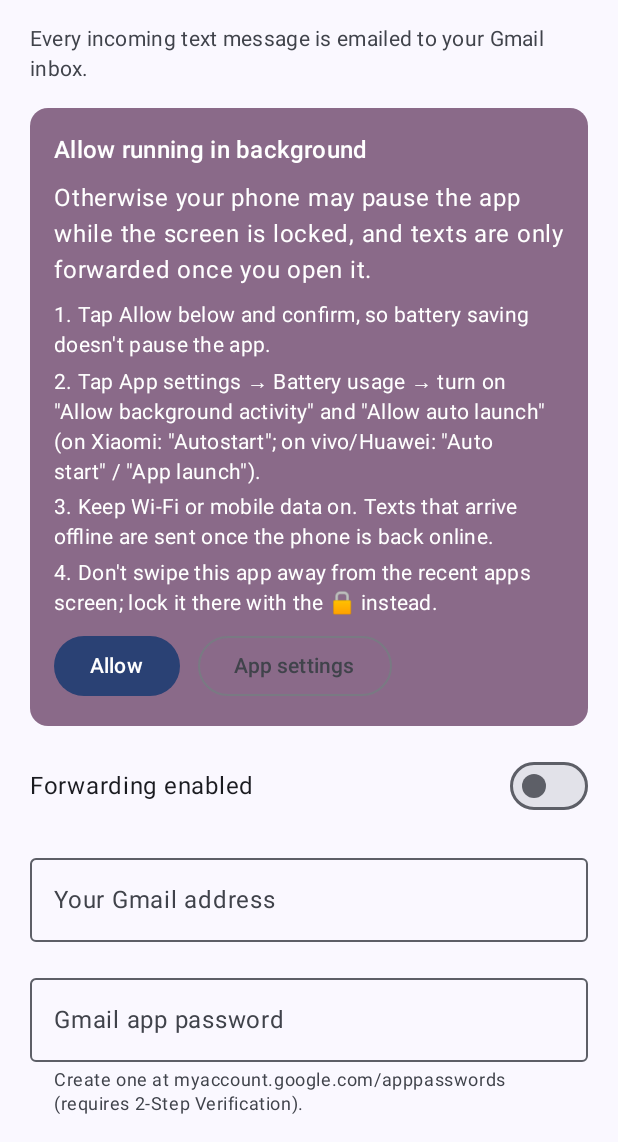
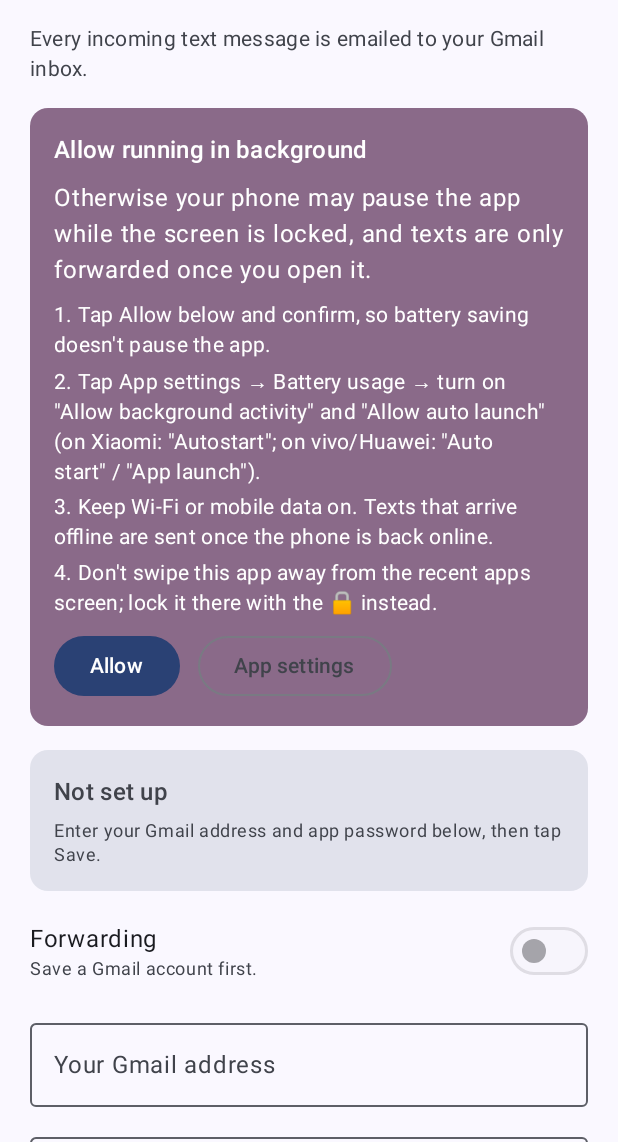
Before and after one commit to codeeatsleep2nd/AutoMsgForward, an Android app built with Jetpack Compose: the screen it shows after launch (MainActivity), on a phone screen of 412 x 824 dp, the part 94-1236 px from its top. Run offline under Robolectric (Android 15) with nearby library versions, the phone set to English and light mode, and no system bars; libraries missing offline, so code that uses them is left out: javax.mail; pictures from the network do not load; 1 statement that could not run was skipped.

Commit message:
feat: show whether the saved Gmail account works
After saving an account the screen gave no lasting sign that it was saved
or that Gmail accepted it. Add an account status card (not set up, saved
but unverified, connected, login rejected, forwarding off), driven by the
last Gmail login result from test emails and real forwards. The result is
keyed to a hash of the address and app password, so changing either
resets it.

The form now folds into the card once saved (Change / Cancel), shows
"Unsaved changes", and only enables Save when something changed. The
Forwarding switch applies immediately, and saving the first account turns
forwarding on.

Co-Authored-By: Claude Opus 5.5 <noreply@anthropic.com>

```diff
--- /dev/null
+++ b/app/src/main/java/com/automsgforward/data/AccountStatus.kt
@@ -0,0 +1,46 @@
+package com.automsgforward.data
+
+import java.security.MessageDigest
+
+/** What the settings screen tells the user about the saved Gmail account. */
+sealed interface AccountStatus {
+    data object NotSetUp : AccountStatus
+    data class Paused(val gmail: String, val recipient: String) : AccountStatus
+    data class Unverified(val gmail: String, val recipient: String) : AccountStatus
+    data class Verified(val gmail: String, val recipient: String, val verifiedAtMillis: Long) : AccountStatus
+    data class LoginFailed(val gmail: String, val recipient: String) : AccountStatus
+}
+
+/** Outcome of the last Gmail login (a test email or a real forward) for one account. */
+data class LoginCheck(val fingerprint: String, val atMillis: Long, val succeeded: Boolean)
+
+fun accountStatus(saved: ForwardSettings, lastCheck: LoginCheck?): AccountStatus {
+    if (!saved.isConfigured) return AccountStatus.NotSetUp
+    val gmail = saved.gmailAddress.trim()
+    val recipient = saved.effectiveRecipient.trim()
+    if (!saved.enabled) return AccountStatus.Paused(gmail, recipient)
+
+    val check = lastCheck?.takeIf { it.fingerprint == accountFingerprint(saved) }
+    return when {
+        check == null -> AccountStatus.Unverified(gmail, recipient)
+        check.succeeded -> AccountStatus.Verified(gmail, recipient, check.atMillis)
+        else -> AccountStatus.LoginFailed(gmail, recipient)
+    }
+}
+
+/**
+ * Identifies a Gmail login (address + app password) so a check stops applying once either
+ * changes. Hashed so the password itself is never stored in the clear.
+ */
+fun accountFingerprint(settings: ForwardSettings): String {
+    val login = settings.gmailAddress.trim().lowercase() + "\n" + normalizeAppPassword(settings.appPassword)
+    return MessageDigest.getInstance("SHA-256")
+        .digest(login.toByteArray(Charsets.UTF_8))
+        .joinToString("") { "%02x".format(it) }
+}
+
+/** True when the form's account fields differ from what is saved. Ignores the on/off switch. */
+fun hasUnsavedChanges(saved: ForwardSettings, form: ForwardSettings): Boolean =
+    saved.gmailAddress.trim() != form.gmailAddress.trim() ||
+        normalizeAppPassword(saved.appPassword) != normalizeAppPassword(form.appPassword) ||
+        saved.recipient.trim() != form.recipient.trim()
--- a/app/src/main/java/com/automsgforward/data/SettingsRepository.kt
+++ b/app/src/main/java/com/automsgforward/data/SettingsRepository.kt
@@ -55,10 +55,31 @@ class SettingsRepository(context: Context) {
         prefs.edit().putString(KEY_FORWARDED, updated.joinToString(KEY_SEPARATOR)).commit()
     }
 
-    fun statusFlow(): Flow<String> = callbackFlow {
-        trySend(prefs.getString(KEY_STATUS, NO_STATUS) ?: NO_STATUS)
-        val listener = SharedPreferences.OnSharedPreferenceChangeListener { p, key ->
-            if (key == KEY_STATUS) trySend(p.getString(KEY_STATUS, NO_STATUS) ?: NO_STATUS)
+    fun statusFlow(): Flow<String> =
+        observe(setOf(KEY_STATUS)) { prefs.getString(KEY_STATUS, NO_STATUS) ?: NO_STATUS }
+
+    /** Remember whether Gmail accepted [settings]' login, for the account status card. */
+    fun recordLoginCheck(settings: ForwardSettings, succeeded: Boolean) {
+        prefs.edit()
+            .putString(KEY_CHECK_FINGERPRINT, accountFingerprint(settings))
+            .putLong(KEY_CHECK_AT, System.currentTimeMillis())
+            .putBoolean(KEY_CHECK_OK, succeeded)
+            .apply()
+    }
+
+    fun lastLoginCheck(): LoginCheck? {
+        val fingerprint = prefs.getString(KEY_CHECK_FINGERPRINT, null) ?: return null
+        return LoginCheck(fingerprint, prefs.getLong(KEY_CHECK_AT, 0), prefs.getBoolean(KEY_CHECK_OK, false))
+    }
+
+    fun lastLoginCheckFlow(): Flow<LoginCheck?> =
+        observe(setOf(KEY_CHECK_FINGERPRINT, KEY_CHECK_AT, KEY_CHECK_OK)) { lastLoginCheck() }
+
+    /** Emits [read] now and again whenever one of [keys] changes. */
+    private fun <T> observe(keys: Set<String>, read: () -> T): Flow<T> = callbackFlow {
+        trySend(read())
+        val listener = SharedPreferences.OnSharedPreferenceChangeListener { _, key ->
+            if (key in keys) trySend(read())
         }
         prefs.registerOnSharedPreferenceChangeListener(listener)
         awaitClose { prefs.unregisterOnSharedPreferenceChangeListener(listener) }
@@ -82,6 +103,9 @@ class SettingsRepository(context: Context) {
         const val KEY_FORWARDED = "forwarded_keys"
         const val KEY_SEPARATOR = "\n"
         const val MAX_FORWARDED_KEYS = 300
+        const val KEY_CHECK_FINGERPRINT = "login_check_fingerprint"
+        const val KEY_CHECK_AT = "login_check_at"
+        const val KEY_CHECK_OK = "login_check_ok"
         const val NO_STATUS = "Nothing forwarded yet"
     }
 }
--- a/app/src/main/java/com/automsgforward/mail/ForwardWorker.kt
+++ b/app/src/main/java/com/automsgforward/mail/ForwardWorker.kt
@@ -45,10 +45,12 @@ class ForwardWorker(
                     .send(settings.effectiveRecipient, email)
             }
             repo.markForwarded(key)
+            repo.recordLoginCheck(settings, succeeded = true)
             repo.recordStatus("Forwarded SMS from ${sms.sender}")
             Result.success()
         } catch (e: AuthenticationFailedException) {
             Log.e(TAG, "Gmail rejected credentials", e)
+            repo.recordLoginCheck(settings, succeeded = false)
             repo.recordStatus("Failed (${sms.sender}): Gmail rejected the app password")
             Result.failure()
         } catch (e: Exception) {
--- /dev/null
+++ b/app/src/main/java/com/automsgforward/ui/AccountCard.kt
@@ -0,0 +1,144 @@
+package com.automsgforward.ui
+
+import androidx.compose.foundation.layout.Arrangement
+import androidx.compose.foundation.layout.Column
+import androidx.compose.foundation.layout.Row
+import androidx.compose.foundation.layout.fillMaxWidth
+import androidx.compose.foundation.layout.padding
+import androidx.compose.material3.Button
+import androidx.compose.material3.ButtonDefaults
+import androidx.compose.material3.Card
+import androidx.compose.material3.CardDefaults
+import androidx.compose.material3.LocalContentColor
+import androidx.compose.material3.MaterialTheme
+import androidx.compose.material3.OutlinedButton
+import androidx.compose.material3.Text
+import androidx.compose.runtime.Composable
+import androidx.compose.ui.Modifier
+import androidx.compose.ui.graphics.Color
+import androidx.compose.ui.semantics.heading
+import androidx.compose.ui.semantics.semantics
+import androidx.compose.ui.unit.dp
+import com.automsgforward.data.AccountStatus
+import java.text.DateFormat
+import java.util.Date
+
+/** Text and colors for one [AccountStatus]. */
+private data class CardLook(
+    val title: String,
+    val detail: String?,
+    val container: Color,
+    val content: Color,
+)
+
+@Composable
+private fun AccountStatus.look(): CardLook {
+    val colors = MaterialTheme.colorScheme
+    return when (this) {
+        AccountStatus.NotSetUp -> CardLook(
+            title = "Not set up",
+            detail = "Enter your Gmail address and app password below, then tap Save.",
+            container = colors.surfaceVariant,
+            content = colors.onSurfaceVariant,
+        )
+        is AccountStatus.Paused -> CardLook(
+            title = "Forwarding is off",
+            detail = "Turn on Forwarding to start emailing new texts.",
+            container = colors.surfaceVariant,
+            content = colors.onSurfaceVariant,
+        )
+        is AccountStatus.Unverified -> CardLook(
+            title = "Saved, not verified yet",
+            detail = "Send a test email to check that Gmail accepts this account.",
+            container = colors.tertiaryContainer,
+            content = colors.onTertiaryContainer,
+        )
+        is AccountStatus.Verified -> CardLook(
+            title = "✓  Connected",
+            detail = "Verified ${formatTime(verifiedAtMillis)}",
+            container = colors.primaryContainer,
+            content = colors.onPrimaryContainer,
+        )
+        is AccountStatus.LoginFailed -> CardLook(
+            title = "✕  Gmail rejected the login",
+            detail = "Enter a new app password under Change. Texts are not being forwarded.",
+            container = colors.errorContainer,
+            content = colors.onErrorContainer,
+        )
+    }
+}
+
+/** The saved account and where its emails go, or null when nothing is saved. */
+private fun AccountStatus.route(): Pair<String, String>? {
+    val (gmail, recipient) = when (this) {
+        AccountStatus.NotSetUp -> return null
+        is AccountStatus.Paused -> gmail to recipient
+        is AccountStatus.Unverified -> gmail to recipient
+        is AccountStatus.Verified -> gmail to recipient
+        is AccountStatus.LoginFailed -> gmail to recipient
+    }
+    val destination =
+        if (gmail.equals(recipient, ignoreCase = true)) "Emails go to this inbox" else "Forwards to $recipient"
+    return gmail to destination
+}
+
+private fun formatTime(millis: Long): String =
+    DateFormat.getDateTimeInstance(DateFormat.MEDIUM, DateFormat.SHORT).format(Date(millis))
+
+/**
+ * Shows the saved Gmail account and whether it works. [onChange] and [onTest] are null
+ * while the account form is open, which hides the buttons.
+ */
+@Composable
+fun AccountCard(
+    status: AccountStatus,
+    isSendingTest: Boolean,
+    onChange: (() -> Unit)?,
+    onTest: (() -> Unit)?,
+) {
+    val look = status.look()
+    Card(
+        colors = CardDefaults.cardColors(containerColor = look.container, contentColor = look.content),
+        modifier = Modifier.fillMaxWidth(),
+    ) {
+        Column(Modifier.padding(16.dp), verticalArrangement = Arrangement.spacedBy(6.dp)) {
+            Text(
+                look.title,
+                style = MaterialTheme.typography.titleMedium,
+                modifier = Modifier.semantics { heading() },
+            )
+            status.route()?.let { (gmail, destination) ->
+                Text(gmail, style = MaterialTheme.typography.bodyLarge)
+                Text(destination, style = MaterialTheme.typography.bodyMedium)
+            }
+            look.detail?.let { Text(it, style = MaterialTheme.typography.bodySmall) }
+            if (status != AccountStatus.NotSetUp && (onChange != null || onTest != null)) {
+                AccountCardButtons(status, isSendingTest, onChange, onTest)
+            }
+        }
+    }
+}
+
+@Composable
+private fun AccountCardButtons(
+    status: AccountStatus,
+    isSendingTest: Boolean,
+    onChange: (() -> Unit)?,
+    onTest: (() -> Unit)?,
+) {
+    // The action that fixes the current state gets the filled button.
+    val changeIsPrimary = status is AccountStatus.LoginFailed
+    val testIsPrimary = status is AccountStatus.Unverified
+    val outlinedColors = ButtonDefaults.outlinedButtonColors(contentColor = LocalContentColor.current)
+    Row(horizontalArrangement = Arrangement.spacedBy(12.dp), modifier = Modifier.padding(top = 6.dp)) {
+        onChange?.let {
+            if (changeIsPrimary) Button(onClick = it) { Text("Change") }
+            else OutlinedButton(onClick = it, colors = outlinedColors) { Text("Change") }
+        }
+        onTest?.let {
+            val label = if (isSendingTest) "Sending…" else "Send test email"
+            if (testIsPrimary) Button(onClick = it, enabled = !isSendingTest) { Text(label) }
+            else OutlinedButton(onClick = it, enabled = !isSendingTest, colors = outlinedColors) { Text(label) }
+        }
+    }
+}
--- a/app/src/main/java/com/automsgforward/ui/SettingsScreen.kt
+++ b/app/src/main/java/com/automsgforward/ui/SettingsScreen.kt
@@ -36,6 +36,8 @@ import androidx.compose.ui.text.input.PasswordVisualTransformation
 import androidx.compose.ui.unit.dp
 import androidx.lifecycle.compose.collectAsStateWithLifecycle
 import com.automsgforward.data.ForwardSettings
+import com.automsgforward.data.accountStatus
+import com.automsgforward.data.hasUnsavedChanges
 import com.automsgforward.data.SettingsRepository
 import com.automsgforward.data.isValidEmail
 import com.automsgforward.data.normalizeAppPassword
@@ -56,15 +58,35 @@ fun SettingsScreen(
     onOpenAppSettings: () -> Unit,
     onSettingsSaved: () -> Unit,
 ) {
-    val saved = remember { repository.load() }
+    var saved by remember { mutableStateOf(repository.load()) }
     var form by remember { mutableStateOf(saved) }
+    var isEditing by remember { mutableStateOf(!saved.isConfigured) }
     var feedback by remember { mutableStateOf<String?>(null) }
     var isSendingTest by remember { mutableStateOf(false) }
     val status by remember { repository.statusFlow() }
         .collectAsStateWithLifecycle(initialValue = "")
+    val lastCheck by remember { repository.lastLoginCheckFlow() }
+        .collectAsStateWithLifecycle(initialValue = repository.lastLoginCheck())
     val scope = rememberCoroutineScope()
 
-    val draft = form.copy(appPassword = normalizeAppPassword(form.appPassword))
+    fun persist(settings: ForwardSettings) {
+        repository.save(settings)
+        saved = repository.load()
+        onSettingsSaved()
+    }
+
+    fun sendTest(settings: ForwardSettings) {
+        isSendingTest = true
+        feedback = "Sending test email…"
+        scope.launch {
+            val result = sendTestEmail(settings)
+            result.loginAccepted?.let { repository.recordLoginCheck(settings, it) }
+            // A rejected login of the saved account already turns its card red; don't repeat it.
+            val cardShowsIt = result.loginAccepted == false && settings == saved
+            feedback = result.message.takeUnless { cardShowsIt }
+            isSendingTest = false
+        }
+    }
 
     Surface(modifier = Modifier.fillMaxSize(), color = MaterialTheme.colorScheme.background) {
         Column(
@@ -88,66 +110,41 @@ fun SettingsScreen(
                 BackgroundCard(onRequestBatteryExemption, onOpenAppSettings)
             }
 
-            Row(verticalAlignment = Alignment.CenterVertically) {
-                Text("Forwarding enabled", modifier = Modifier.weight(1f))
-                Switch(
-                    checked = form.enabled,
-                    onCheckedChange = { form = form.copy(enabled = it) },
-                )
-            }
-
-            OutlinedTextField(
-                value = form.gmailAddress,
-                onValueChange = { form = form.copy(gmailAddress = it) },
-                label = { Text("Your Gmail address") },
-                singleLine = true,
-                isError = form.gmailAddress.isNotBlank() && !isValidEmail(form.gmailAddress),
-                keyboardOptions = KeyboardOptions(keyboardType = KeyboardType.Email),
-                modifier = Modifier.fillMaxWidth(),
-            )
-            OutlinedTextField(
-                value = form.appPassword,
-                onValueChange = { form = form.copy(appPassword = it) },
-                label = { Text("Gmail app password") },
-                supportingText = {
-                    Text("Create one at myaccount.google.com/apppasswords (requires 2-Step Verification).")
-                },
-                singleLine = true,
-                visualTransformation = PasswordVisualTransformation(),
-                keyboardOptions = KeyboardOptions(keyboardType = KeyboardType.Password),
-                modifier = Modifier.fillMaxWidth(),
-            )
-            OutlinedTextField(
-                value = form.recipient,
-                onValueChange = { form = form.copy(recipient = it) },
-                label = { Text("Forward to (optional)") },
-                supportingText = { Text("Leave blank to send to your own Gmail address.") },
-                singleLine = true,
-                isError = form.recipient.isNotBlank() && !isValidEmail(form.recipient),
-                keyboardOptions = KeyboardOptions(keyboardType = KeyboardType.Email),
-                modifier = Modifier.fillMaxWidth(),
+            AccountCard(
+                status = accountStatus(saved, lastCheck),
+                isSendingTest = isSendingTest,
+                onChange = { isEditing = true; feedback = null }.takeUnless { isEditing },
+                onTest = { sendTest(saved) }.takeUnless { isEditing },
             )
 
-            Row(horizontalArrangement = Arrangement.spacedBy(12.dp)) {
-                Button(
-                    enabled = draft.isConfigured || !draft.enabled,
-                    onClick = {
-                        repository.save(draft)
-                        onSettingsSaved()
-                        feedback = "Settings saved."
+            ForwardingSwitch(
+                checked = saved.enabled,
+                canEnable = saved.isConfigured,
+                onCheckedChange = { persist(saved.copy(enabled = it)) },
+            )
+
+            if (isEditing) {
+                AccountForm(
+                    form = form,
+                    onFormChange = { form = it },
+                    hasUnsavedChanges = hasUnsavedChanges(saved, form),
+                    isSendingTest = isSendingTest,
+                    onSave = {
+                        // Saving the first account turns forwarding on; that's why it was entered.
+                        persist(
+                            form.copy(
+                                appPassword = normalizeAppPassword(form.appPassword),
+                                enabled = saved.enabled || !saved.isConfigured,
+                            ),
+                        )
+                        form = saved
+                        isEditing = false
+                        feedback = "Account saved."
                     },
-                ) { Text("Save") }
-                OutlinedButton(
-                    enabled = draft.isConfigured && !isSendingTest,
-                    onClick = {
-                        isSendingTest = true
-                        feedback = "Sending test email…"
-                        scope.launch {
-                            feedback = sendTestEmail(draft)
-                            isSendingTest = false
-                        }
-                    },
-                ) { Text(if (isSendingTest) "Sending…" else "Send test email") }
+                    onCancel = { form = saved; isEditing = false; feedback = null }
+                        .takeIf { saved.isConfigured },
+                    onTest = { sendTest(form.copy(appPassword = normalizeAppPassword(form.appPassword))) },
+                )
             }
 
             feedback?.let {
@@ -161,6 +158,84 @@ fun SettingsScreen(
             if (isBatteryUnrestricted && hasAggressiveBackgroundLimits()) {
                 AutoLaunchTip(onOpenAppSettings)
             }
+        }
+    }
+}
+
+@Composable
+private fun ForwardingSwitch(checked: Boolean, canEnable: Boolean, onCheckedChange: (Boolean) -> Unit) {
+    Row(verticalAlignment = Alignment.CenterVertically) {
+        Column(Modifier.weight(1f)) {
+            Text("Forwarding")
+            if (!canEnable) {
+                Text(
+                    "Save a Gmail account first.",
+                    style = MaterialTheme.typography.bodySmall,
+                    color = MaterialTheme.colorScheme.onSurfaceVariant,
+                )
+            }
+        }
+        Switch(checked = checked, enabled = canEnable || checked, onCheckedChange = onCheckedChange)
+    }
+}
+
+@Composable
+private fun AccountForm(
+    form: ForwardSettings,
+    onFormChange: (ForwardSettings) -> Unit,
+    hasUnsavedChanges: Boolean,
+    isSendingTest: Boolean,
+    onSave: () -> Unit,
+    onCancel: (() -> Unit)?,
+    onTest: () -> Unit,
+) {
+    val canSend = form.copy(appPassword = normalizeAppPassword(form.appPassword)).isConfigured
+    Column(verticalArrangement = Arrangement.spacedBy(12.dp)) {
+        OutlinedTextField(
+            value = form.gmailAddress,
+            onValueChange = { onFormChange(form.copy(gmailAddress = it)) },
+            label = { Text("Your Gmail address") },
+            singleLine = true,
+            isError = form.gmailAddress.isNotBlank() && !isValidEmail(form.gmailAddress),
+            keyboardOptions = KeyboardOptions(keyboardType = KeyboardType.Email),
+            modifier = Modifier.fillMaxWidth(),
+        )
+        OutlinedTextField(
+            value = form.appPassword,
+            onValueChange = { onFormChange(form.copy(appPassword = it)) },
+            label = { Text("Gmail app password") },
+            supportingText = {
+                Text("Create one at myaccount.google.com/apppasswords (requires 2-Step Verification).")
+            },
+            singleLine = true,
+            visualTransformation = PasswordVisualTransformation(),
+            keyboardOptions = KeyboardOptions(keyboardType = KeyboardType.Password),
+            modifier = Modifier.fillMaxWidth(),
+        )
+        OutlinedTextField(
+            value = form.recipient,
+            onValueChange = { onFormChange(form.copy(recipient = it)) },
+            label = { Text("Forward to (optional)") },
+            supportingText = { Text("Leave blank to send to your own Gmail address.") },
+            singleLine = true,
+            isError = form.recipient.isNotBlank() && !isValidEmail(form.recipient),
+            keyboardOptions = KeyboardOptions(keyboardType = KeyboardType.Email),
+            modifier = Modifier.fillMaxWidth(),
+        )
+
+        if (hasUnsavedChanges) {
+            Text(
+                "Unsaved changes",
+                style = MaterialTheme.typography.labelLarge,
+                color = MaterialTheme.colorScheme.tertiary,
+            )
+        }
+        Row(horizontalArrangement = Arrangement.spacedBy(12.dp)) {
+            Button(enabled = canSend && hasUnsavedChanges, onClick = onSave) { Text("Save") }
+            OutlinedButton(enabled = canSend && !isSendingTest, onClick = onTest) {
+                Text(if (isSendingTest) "Sending…" else "Send test email")
+            }
+            onCancel?.let { TextButton(onClick = it) { Text("Cancel") } }
         }
     }
 }
@@ -257,7 +332,10 @@ private fun AutoLaunchTip(onOpenAppSettings: () -> Unit) {
     }
 }
 
-private suspend fun sendTestEmail(settings: ForwardSettings): String = withContext(Dispatchers.IO) {
+/** [loginAccepted] is null when the attempt says nothing about the login (e.g. offline). */
+private data class TestResult(val message: String, val loginAccepted: Boolean?)
+
+private suspend fun sendTestEmail(settings: ForwardSettings): TestResult = withContext(Dispatchers.IO) {
     try {
         GmailSender(settings.gmailAddress.trim(), settings.appPassword).send(
             to = settings.effectiveRecipient.trim(),
@@ -266,10 +344,10 @@ private suspend fun sendTestEmail(settings: ForwardSettings): String = withConte
                 body = "Your SMS forwarder is configured correctly.",
             ),
         )
-        "Test email sent to ${settings.effectiveRecipient.trim()}."
+        TestResult("Test email sent to ${settings.effectiveRecipient.trim()}.", loginAccepted = true)
     } catch (e: AuthenticationFailedException) {
-        "Gmail rejected the login. Check the address and app password."
+        TestResult("Gmail rejected the login. Check the address and app password.", loginAccepted = false)
     } catch (e: Exception) {
-        "Test failed: ${e.message ?: e.javaClass.simpleName}"
+        TestResult("Test failed: ${e.message ?: e.javaClass.simpleName}", loginAccepted = null)
     }
 }
```
Also changed, not shown: 1 other file.
